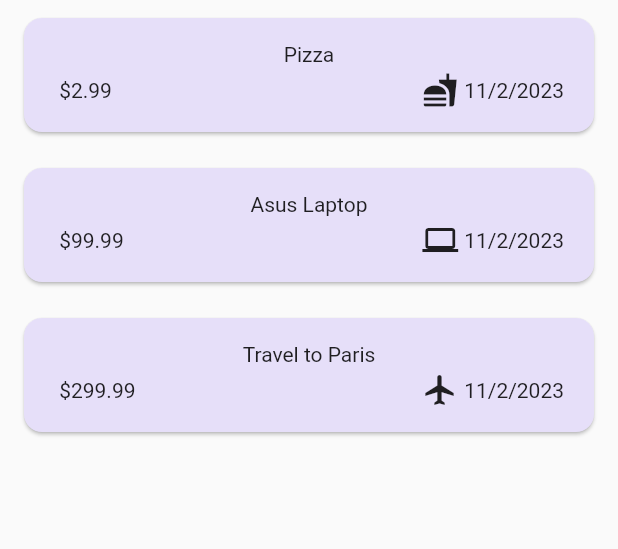
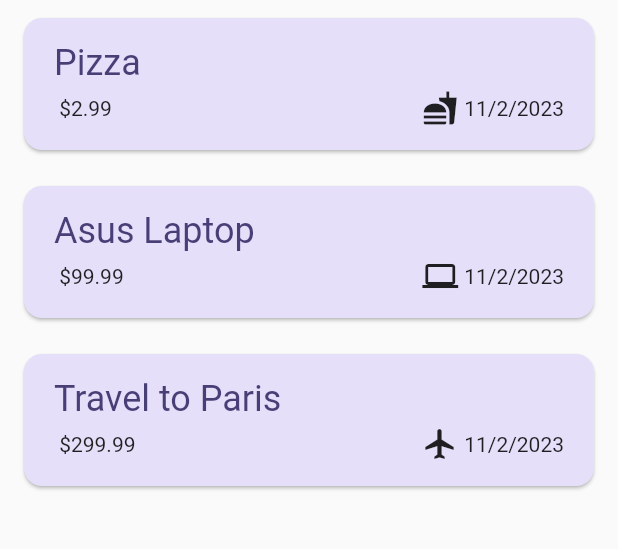
Before and after one commit to Rishi-Mishra0704/expense_app, a Flutter app: the screen it shows after launch, on a phone screen of 412 x 824 dp, the part 108-657 px from its top. Run offline on Flutter 3.47's test engine with Material 2 defaults, Android fonts, the phone set to English and light mode, and no system bars.

Commit message:
add styles to list and items

```diff
--- a/lib/main.dart
+++ b/lib/main.dart
@@ -29,7 +29,7 @@ void main() {
               titleLarge: TextStyle(
                 fontSize: 24,
                 fontWeight: FontWeight.normal,
-                color: kColorScheme.onPrimary,
+                color: kColorScheme.onPrimaryContainer,
               ),
             ),
       ),
--- a/lib/widgets/expenses_list/expenses_item.dart
+++ b/lib/widgets/expenses_list/expenses_item.dart
@@ -13,8 +13,11 @@ class ExpenseItem extends StatelessWidget {
           horizontal: 20,
           vertical: 16,
         ),
-        child: Column(children: [
-          Text(expense.title),
+        child: Column(crossAxisAlignment: CrossAxisAlignment.start, children: [
+          Text(
+            expense.title,
+            style: Theme.of(context).textTheme.titleLarge,
+          ),
           const SizedBox(height: 4),
           Row(
             children: [
--- a/lib/widgets/expenses_list/expenses_list.dart
+++ b/lib/widgets/expenses_list/expenses_list.dart
@@ -17,6 +17,12 @@ class ExpensesList extends StatelessWidget {
     return ListView.builder(
       itemCount: expenses.length,
       itemBuilder: (ctx, index) => Dismissible(
+        background: Container(
+          color: Theme.of(context).colorScheme.error.withOpacity(0.8),
+          margin: EdgeInsets.symmetric(
+              horizontal: Theme.of(context).cardTheme.margin!.horizontal,
+              vertical: Theme.of(context).cardTheme.margin!.vertical),
+        ),
         key: ValueKey(expenses[index]),
         onDismissed: (direction) {
           onRemoveExpense(expenses[index]);
```
